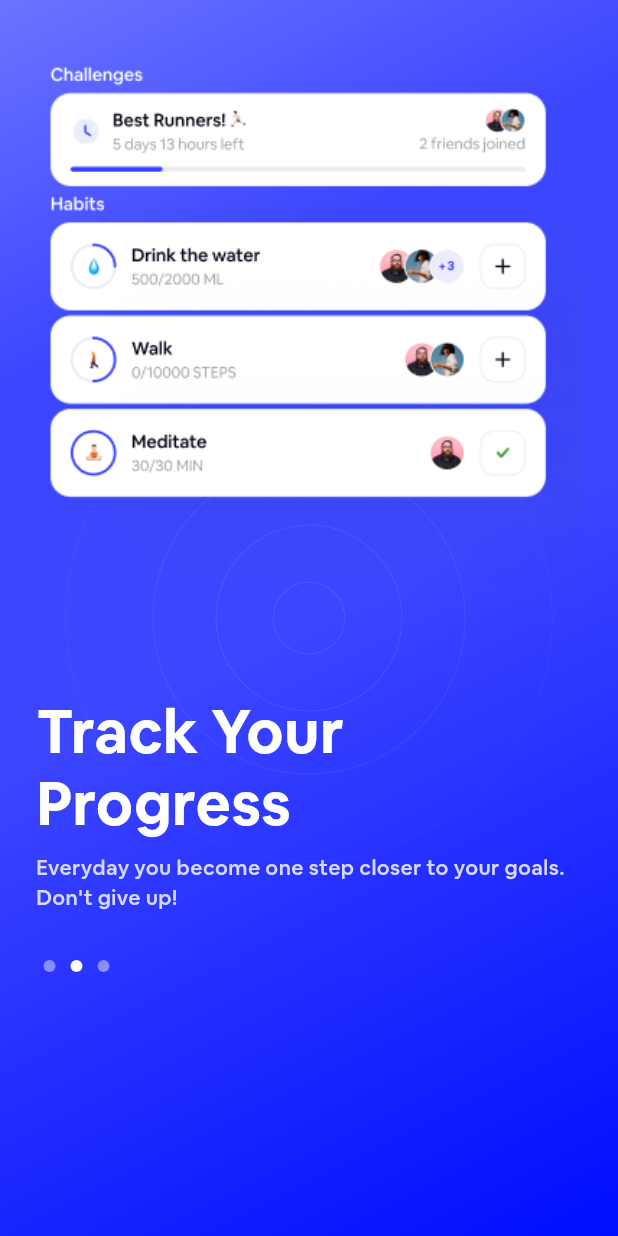
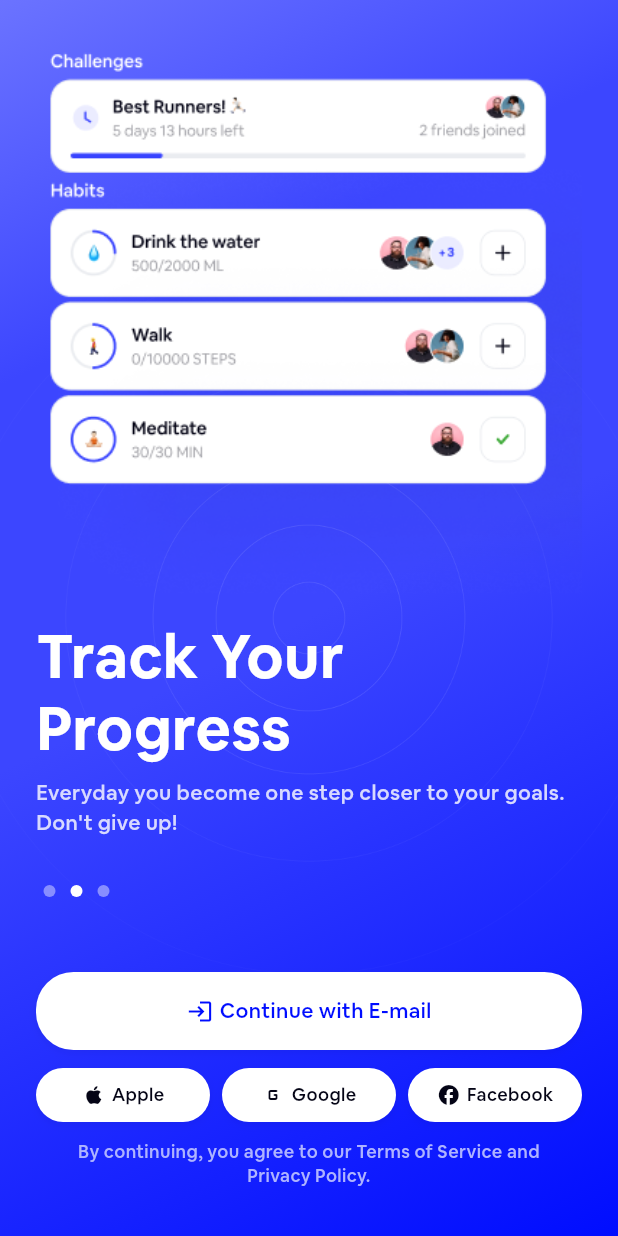
Before and after one commit to ahammednibras8/habit_app, a Flutter app: the screen it shows after launch, swiped to page 2, on a phone screen of 412 x 824 dp. Run offline on Flutter 3.47's test engine with Material 3 defaults, Android fonts, the phone set to English and light mode, and no system bars.

Commit message:
feat(auth): enhance auth screen UI and button components
- Implement responsive button layout with adaptive spacing
- Add custom MyButton widget with improved styling
- Create social login options (Apple, Google, Facebook)
- Add terms of service disclaimer
- Improve text styles and color schemes
- Implement adaptive sizing for different screen widths
- Fix overflow issues in button components
- Add proper const constructors for performance

UI/UX Improvements:
- Better visual hierarchy
- Responsive spacing based on screen size
- Consistent styling across devices
- Enhanced readability with custom fonts

```diff
--- a/lib/core/utils/app_colors.dart
+++ b/lib/core/utils/app_colors.dart
@@ -25,10 +25,14 @@ class AppColors {
     stops: [0.0, 0.25, 0.5, 1.0],
   );
 
-  // Primary/Base
-  static const Color white = Color(0xffFFFFFF);
+  //Primary/Black
+  static const Color black100 = Color(0xff040415);
 
   //Primary/Blue
   static const Color blue60 = Color(0xff888EFF);
+  static const Color blue40 = Color(0xffAFB4FF);
   static const Color blue20 = Color(0xffD7D9FF);
+
+  // Primary/Base
+  static const Color white = Color(0xffFFFFFF);
 }
--- a/lib/core/utils/app_fonts.dart
+++ b/lib/core/utils/app_fonts.dart
@@ -25,4 +25,10 @@ class AppFonts {
         fontWeight: medium,
         height: 1.4,
       );
+  static TextStyle get alternativeBook => const TextStyle(
+        fontFamily: family,
+        fontSize: 12,
+        fontWeight: regular,
+        height: 0.75,
+      );
 }
--- a/lib/views/onboarding/auth_screen.dart
+++ b/lib/views/onboarding/auth_screen.dart
@@ -2,6 +2,7 @@ import 'package:flutter/material.dart';
 import 'package:mindful_habit_builder_app/core/utils/app_colors.dart';
 import 'package:mindful_habit_builder_app/core/utils/app_fonts.dart';
 import 'package:mindful_habit_builder_app/viewmodels/onboarding_model_screen.dart';
+import 'package:mindful_habit_builder_app/views/widgets/my_button.dart';
 
 class AuthScreen extends StatefulWidget {
   const AuthScreen({super.key});
@@ -93,9 +94,73 @@ class _AuthScreenState extends State<AuthScreen> {
 
   //Auth Button Container for Athentication
   Widget _authButtonContainer() {
-    return Container(
-      height: 126,
-      width: 343,
+    return LayoutBuilder(
+      builder: (context, constraints) {
+        //Space between buttons:
+        final spacing = constraints.maxWidth < 360 ? 6.0 : 8.0;
+
+        return Column(
+          mainAxisSize: MainAxisSize.min,
+          children: [
+            const MyButton(
+              height: 52,
+              icon: Icons.login_outlined,
+              text: 'Continue with E-mail',
+              color: AppColors.white,
+              textColor: AppColors.primaryBlue,
+              fontSize: 14,
+              iconSize: 18,
+            ),
+            SizedBox(height: spacing * 1.5),
+            Row(
+              mainAxisAlignment: MainAxisAlignment.spaceBetween,
+              children: [
+                const Expanded(
+                  child: MyButton(
+                    height: 36,
+                    color: AppColors.white,
+                    icon: Icons.apple,
+                    text: 'Apple',
+                    textColor: AppColors.black100,
+                  ),
+                ),
+                SizedBox(width: spacing),
+                const Expanded(
+                  child: MyButton(
+                    height: 36,
+                    color: AppColors.white,
+                    icon: Icons.g_mobiledata_rounded,
+                    text: 'Google',
+                    textColor: AppColors.black100,
+                  ),
+                ),
+                SizedBox(width: spacing),
+                const Expanded(
+                  child: MyButton(
+                    height: 36,
+                    color: AppColors.white,
+                    icon: Icons.facebook,
+                    text: 'Facebook',
+                    textColor: AppColors.black100,
+                  ),
+                ),
+              ],
+            ),
+            SizedBox(height: spacing * 1.5),
+            Padding(
+              padding: EdgeInsets.symmetric(horizontal: spacing * 2),
+              child: Text(
+                'By continuing, you agree to our Terms of Service and Privacy Policy.',
+                textAlign: TextAlign.center,
+                style: AppFonts.alternativeBook.copyWith(
+                  color: AppColors.blue40,
+                  height: 1.3,
+                ),
+              ),
+            ),
+          ],
+        );
+      },
     );
   }
 
@@ -104,7 +169,7 @@ class _AuthScreenState extends State<AuthScreen> {
     return OnboardingModelScreen(
       children: [
         Padding(
-          padding: const EdgeInsets.symmetric(horizontal: 24),
+          padding: const EdgeInsets.symmetric(horizontal: 24, vertical: 32),
           child: Column(
             children: [
               Expanded(
--- /dev/null
+++ b/lib/views/widgets/my_button.dart
@@ -0,0 +1,91 @@
+import 'package:flutter/material.dart';
+import 'package:mindful_habit_builder_app/core/utils/app_colors.dart';
+import 'package:mindful_habit_builder_app/core/utils/app_fonts.dart';
+
+class MyButton extends StatelessWidget {
+  final double? height;
+  final IconData? icon;
+  final String? text;
+  final VoidCallback? onPressed;
+  final Color? color;
+  final Color? textColor;
+  final double? fontSize;
+  final double? iconSize;
+  final EdgeInsetsGeometry? padding;
+
+  const MyButton({
+    super.key,
+    this.height = 56.0,
+    this.icon,
+    this.text,
+    this.onPressed,
+    this.color = AppColors.white,
+    this.textColor,
+    this.fontSize,
+    this.iconSize,
+    this.padding,
+  });
+
+  @override
+  Widget build(BuildContext context) {
+    final screenWidth = MediaQuery.of(context).size.width;
+    final defaultFontSize = screenWidth < 360 ? 11.0 : 12.0;
+    final defaultIconSize = screenWidth < 360 ? 14.0 : 16.0;
+
+    return Container(
+      height: height,
+      width: double.infinity,
+      decoration: BoxDecoration(
+        color: color,
+        borderRadius: BorderRadius.circular(25),
+        boxShadow: [
+          BoxShadow(
+            color: AppColors.black100.withOpacity(0.05),
+            blurRadius: 4,
+            offset: const Offset(0, 2),
+          ),
+        ],
+      ),
+      child: Material(
+        color: Colors.transparent,
+        child: InkWell(
+          borderRadius: BorderRadius.circular(25),
+          onTap: onPressed,
+          child: Padding(
+            padding: padding ??
+                EdgeInsets.symmetric(
+                  horizontal: screenWidth < 360 ? 6 : 8,
+                  vertical: 4,
+                ),
+            child: FittedBox(
+              fit: BoxFit.scaleDown,
+              child: Row(
+                mainAxisAlignment: MainAxisAlignment.center,
+                mainAxisSize: MainAxisSize.min,
+                children: [
+                  if (icon != null) ...[
+                    Icon(
+                      icon,
+                      color: textColor ?? AppColors.black100,
+                      size: iconSize ?? defaultIconSize,
+                    ),
+                    SizedBox(width: screenWidth < 360 ? 3 : 4),
+                  ],
+                  if (text != null)
+                    Text(
+                      text!,
+                      style: AppFonts.alternativeBook.copyWith(
+                        color: textColor ?? AppColors.black100,
+                        fontSize: fontSize ?? defaultFontSize,
+                        height: 1.2,
+                      ),
+                    ),
+                ],
+              ),
+            ),
+          ),
+        ),
+      ),
+    );
+  }
+}
```
